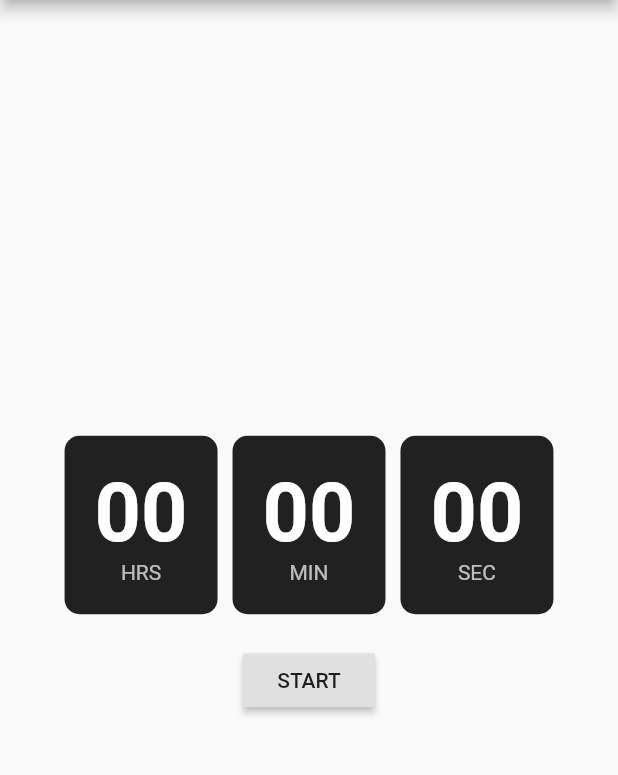
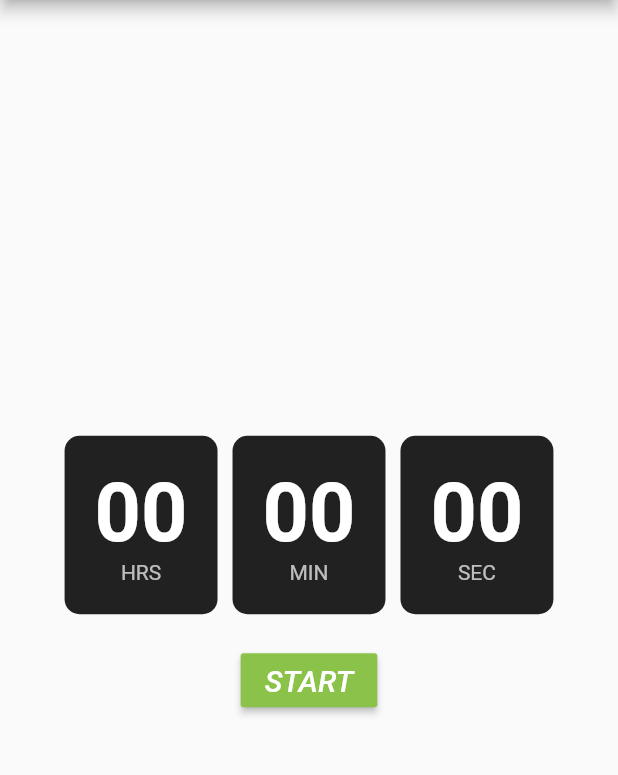
Before and after one commit to DemchenkoMycola/timer_flutter, a Flutter app: the screen it shows after launch, on a phone screen of 412 x 824 dp, the part 84-859 px from its top. Run offline on Flutter 3.47's test engine with Material 2 defaults, Android fonts, the phone set to English and light mode, and no system bars.

Commit message:
'buttons'

```diff
--- a/lib/main.dart
+++ b/lib/main.dart
@@ -61,17 +61,25 @@ class TimerAppState extends State<TimerApp> {
               Container(
                 margin: EdgeInsets.only(top: 20),
                 child: RaisedButton(
-                  child: Text(isActive ? 'STOP' : 'START'),
+                  child: Text(
+                      isActive ? 'STOP' : 'START',
+                      style: new TextStyle(
+                          color: Colors.white,
+                          fontStyle: FontStyle.italic,
+                          fontSize: 20.0)
+                    ),
                   onPressed: () {
                     setState(() {
                       isActive = !isActive;
                     });
                   },
+                  color: !isActive ? Colors.lightGreen : Colors.redAccent,
                 ),
               ),
               Container(
                 child: secondsPassed > 0 && !isActive ? RaisedButton(
-                  child: Text("Reset"),
+                  child: Text("Reset", style: new TextStyle(color: Colors.white, fontStyle: FontStyle.italic, fontSize: 20.0)),
+                    color: Colors.deepOrange,
                     onPressed: (){
                       setState(() {
                         secondsPassed = 0;
```
